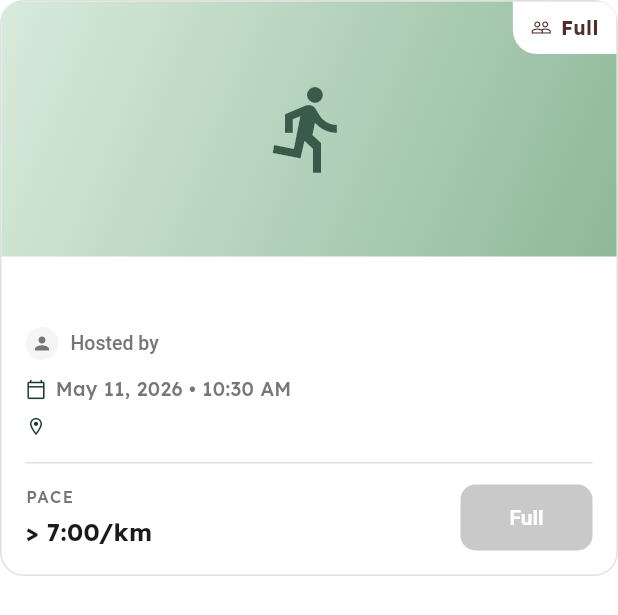
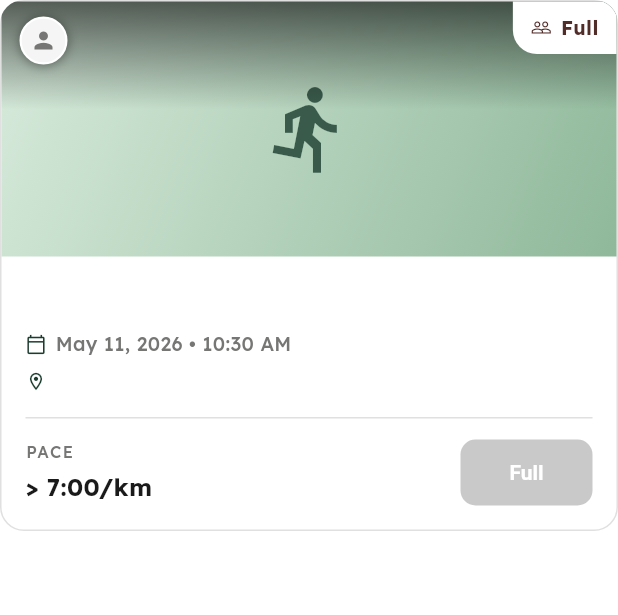
Before and after one commit to SivaramNalliboyana/RunConnect, a Flutter app: the FeedEventCard widget shown alone on an empty page, opened directly with empty values, on a phone screen of 412 x 824 dp. Shown: the top 615 px of the screen. Run offline on Flutter 3.47's test engine with Material 3 defaults, Android fonts, the light colour scheme and no system bars; our stand-ins replace flutter_bloc, flutter_dotenv, go_router, image_picker, supabase_flutter; accounts and stored records are empty.

Commit message:
feed banner tweaks

```diff
--- a/lib/features/feed/presentation/pages/feed_page.dart
+++ b/lib/features/feed/presentation/pages/feed_page.dart
@@ -88,38 +88,7 @@ class _FeedView extends StatelessWidget {
           const SizedBox(width: 4),
         ],
       ),
-      body: Column(
-        children: [
-          Padding(
-            padding: const EdgeInsets.fromLTRB(16, 4, 16, 14),
-            child: Row(
-              mainAxisAlignment: MainAxisAlignment.spaceBetween,
-              children: [
-                const Text(
-                  'Discover Events',
-                  style: TextStyle(
-                    fontSize: 20,
-                    fontWeight: FontWeight.w700,
-                    color: AppColors.onBackground,
-                  ),
-                ),
-                InkWell(
-                  onTap: () {},
-                  child: const Text(
-                    'View all',
-                    style: TextStyle(
-                      fontSize: 14,
-                      fontWeight: FontWeight.w600,
-                      color: AppColors.primary,
-                    ),
-                  ),
-                ),
-              ],
-            ),
-          ),
-          const Expanded(child: _FeedBody()),
-        ],
-      ),
+      body: const _FeedBody(),
     );
   }
 }
@@ -163,7 +132,7 @@ class _FeedBody extends StatelessWidget {
                 context.read<FeedBloc>().add(FeedRequested());
               },
               child: ListView.separated(
-                padding: const EdgeInsets.fromLTRB(16, 0, 16, 24),
+                padding: const EdgeInsets.fromLTRB(16, 12, 16, 24),
                 itemCount: state.events.length,
                 separatorBuilder: (_, __) => const SizedBox(height: 14),
                 itemBuilder: (context, index) {
--- a/lib/features/feed/presentation/widgets/feed_event_card.dart
+++ b/lib/features/feed/presentation/widgets/feed_event_card.dart
@@ -61,6 +61,37 @@ class FeedEventCard extends StatelessWidget {
               fit: StackFit.expand,
               children: [
                 _Banner(imageUrl: event.imageUrl),
+                const Positioned(
+                  top: 0,
+                  left: 0,
+                  right: 0,
+                  child: IgnorePointer(
+                    child: SizedBox(
+                      height: 72,
+                      child: DecoratedBox(
+                        decoration: BoxDecoration(
+                          gradient: LinearGradient(
+                            begin: Alignment.topCenter,
+                            end: Alignment.bottomCenter,
+                            colors: [
+                              Color(0x99000000),
+                              Color(0x00000000),
+                            ],
+                          ),
+                        ),
+                      ),
+                    ),
+                  ),
+                ),
+                Positioned(
+                  top: 10,
+                  left: 12,
+                  right: 96,
+                  child: _HostOverlay(
+                    name: event.hostName,
+                    avatarUrl: event.hostAvatarUrl,
+                  ),
+                ),
                 Positioned(
                   top: 0,
                   right: 0,
@@ -87,11 +118,6 @@ class FeedEventCard extends StatelessWidget {
                     fontWeight: FontWeight.w700,
                     color: AppColors.onBackground,
                   ),
-                ),
-                const SizedBox(height: 8),
-                _HostRow(
-                  name: event.hostName,
-                  avatarUrl: event.hostAvatarUrl,
                 ),
                 const SizedBox(height: 10),
                 Row(
@@ -222,57 +248,63 @@ class _GoingBadge extends StatelessWidget {
   }
 }
 
-class _HostRow extends StatelessWidget {
-  const _HostRow({required this.name, this.avatarUrl});
+class _HostOverlay extends StatelessWidget {
+  const _HostOverlay({required this.name, this.avatarUrl});
 
   final String name;
   final String? avatarUrl;
 
+  static const _shadow = [
+    Shadow(color: Color(0xCC000000), blurRadius: 2, offset: Offset(0, 0)),
+    Shadow(color: Color(0x99000000), blurRadius: 6, offset: Offset(0, 1)),
+    Shadow(color: Color(0x66000000), blurRadius: 12, offset: Offset(0, 2)),
+  ];
+
   @override
   Widget build(BuildContext context) {
     return Row(
+      mainAxisSize: MainAxisSize.min,
       children: [
         Container(
-          width: 22,
-          height: 22,
-          decoration: const BoxDecoration(
+          width: 32,
+          height: 32,
+          decoration: BoxDecoration(
             shape: BoxShape.circle,
             color: AppColors.surfaceVariant,
+            border: Border.all(color: Colors.white, width: 1.5),
+            boxShadow: const [
+              BoxShadow(
+                color: Color(0x66000000),
+                blurRadius: 6,
+                offset: Offset(0, 1),
+              ),
+            ],
           ),
           clipBehavior: Clip.antiAlias,
           child: avatarUrl == null || avatarUrl!.isEmpty
-              ? const Icon(Icons.person, size: 14, color: AppColors.textMuted)
+              ? const Icon(Icons.person, size: 18, color: AppColors.textMuted)
               : Image.network(
                   avatarUrl!,
                   fit: BoxFit.cover,
                   errorBuilder: (_, __, ___) => const Icon(
                     Icons.person,
-                    size: 14,
+                    size: 18,
                     color: AppColors.textMuted,
                   ),
                 ),
         ),
-        const SizedBox(width: 8),
+        const SizedBox(width: 10),
         Flexible(
-          child: RichText(
+          child: Text(
+            name,
             maxLines: 1,
             overflow: TextOverflow.ellipsis,
-            text: TextSpan(
-              style: const TextStyle(
-                fontSize: 13,
-                color: AppColors.textMuted,
-                fontWeight: FontWeight.w500,
-              ),
-              children: [
-                const TextSpan(text: 'Hosted by '),
-                TextSpan(
-                  text: name,
-                  style: const TextStyle(
-                    color: AppColors.onBackground,
-                    fontWeight: FontWeight.w600,
-                  ),
-                ),
-              ],
+            style: const TextStyle(
+              fontSize: 14,
+              fontWeight: FontWeight.w800,
+              color: Colors.white,
+              letterSpacing: 0.2,
+              shadows: _shadow,
             ),
           ),
         ),
```
